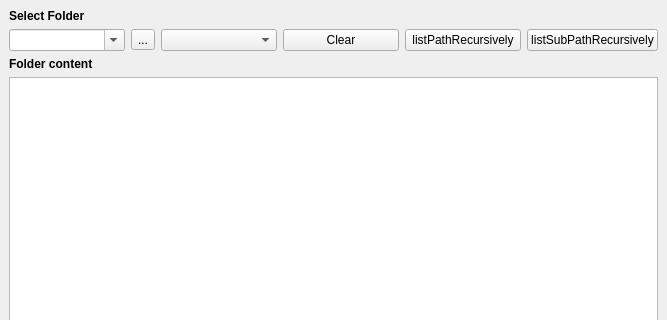
First picture: the form in Examples/CommonBasicUsage/mainwindow.ui, repository g-gualeni/QtNoid2, before the edit; both pictures show x 0 to 667 and y 0 to 320 of the 667 by 551 pixel window.
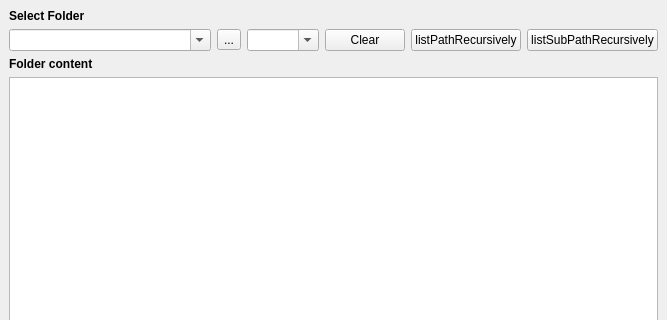
Second picture: the form after the edit.

What changed in the file:
```diff
--- a/Examples/CommonBasicUsage/mainwindow.ui
+++ b/Examples/CommonBasicUsage/mainwindow.ui
@@ -29,6 +29,12 @@
     </item>
     <item row="1" column="0">
      <widget class="QComboBox" name="txtFolder">
+      <property name="sizePolicy">
+       <sizepolicy hsizetype="Expanding" vsizetype="Fixed">
+        <horstretch>0</horstretch>
+        <verstretch>0</verstretch>
+       </sizepolicy>
+      </property>
       <property name="toolTip">
        <string>const QString &amp;path</string>
       </property>
@@ -49,6 +55,9 @@
       <property name="toolTip">
        <string>const QStringList &amp;nameFilters</string>
       </property>
+      <property name="editable">
+       <bool>true</bool>
+      </property>
      </widget>
     </item>
     <item row="1" column="3">
```
Left out of the diff: 4 changed lines with no effect on the pictures.
